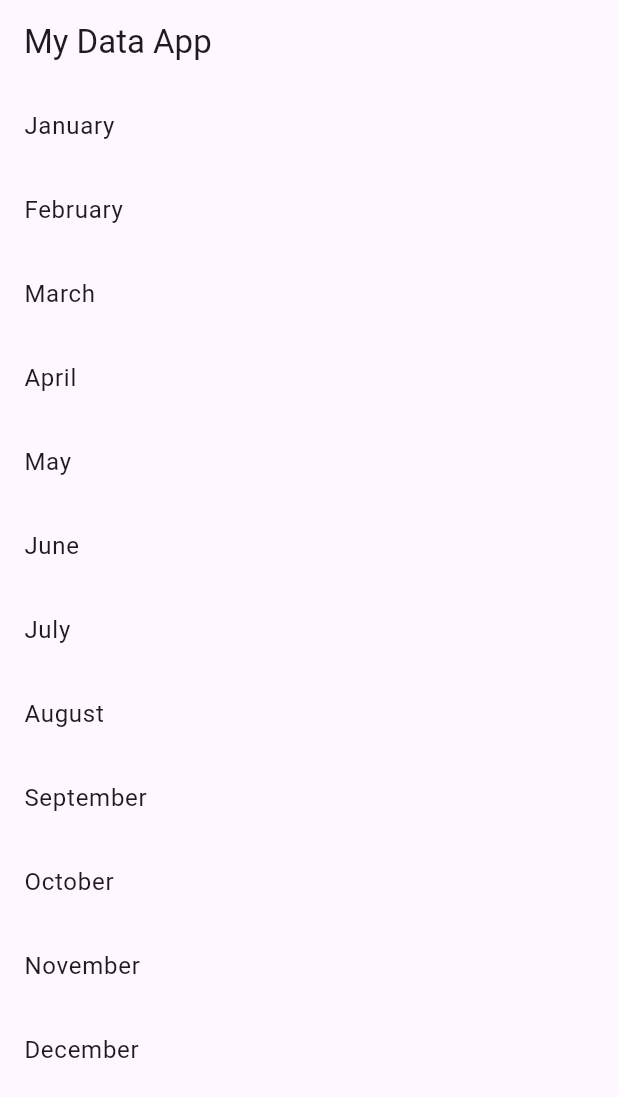
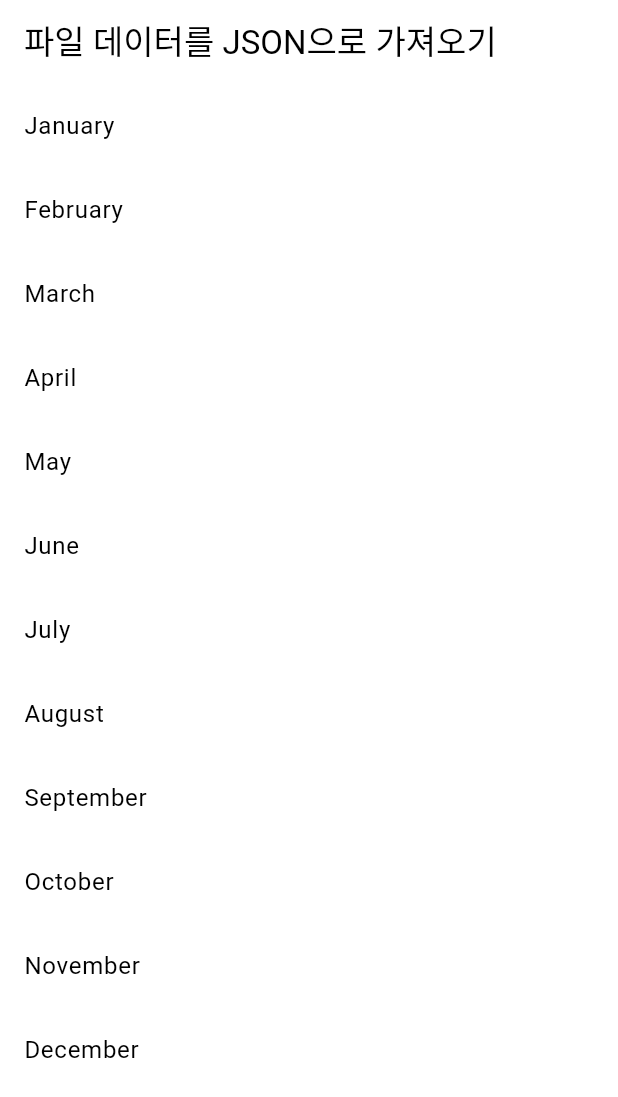
Before and after one commit to Youngmin322/DartStudy, a Flutter app: the screen it shows after launch, on a phone screen of 412 x 824 dp. Shown: the top 1097 px of the screen. Run offline on Flutter 3.47's test engine with Material 3 defaults, Android fonts, the phone set to English and light mode, and no system bars; our stand-ins replace shared_preferences.

Commit message:
사용자 클래스 추가 및 JSON 데이터 직렬화/역직렬화 구현

```diff
--- a/13-data-json/my_data_demo/lib/_1_basic.dart
+++ b/13-data-json/my_data_demo/lib/1_basic.dart
@@ -1,6 +1,5 @@
 // 파일을 사용하지 않고, 데이터를 가져와서 사용하는 방법
 // 데이터를 가져오는 클래스를 만들고, 그 클래스를 사용하는 방법
-
 import 'package:flutter/material.dart';
 
 class MyData {
@@ -28,7 +27,7 @@ class MyApp extends StatelessWidget {
 
   @override
   Widget build(BuildContext context) {
-    const title = 'MyAwesomeApp';
+    const title = '파일 없이 데이터 가져오기';
     List items = data.items;
 
     return MaterialApp(
--- a/13-data-json/my_data_demo/lib/_2_with_file.dart
+++ b/13-data-json/my_data_demo/lib/2_with_file.dart
@@ -33,12 +33,12 @@ class _MyAppState extends State<MyApp> {
   @override
   Widget build(BuildContext context) {
     return MaterialApp(
-      title: 'Flutter Demo',
+      title: '파일로 데이터 가져오기',
       theme: ThemeData(
         colorScheme: ColorScheme.fromSeed(seedColor: Colors.deepPurple),
       ),
       home: Scaffold(
-        appBar: AppBar(title: const Text('My Data App')),
+        appBar: AppBar(title: const Text('파일로 데이터 가져오기')),
         body: FutureBuilder<List<String>>(
           future: futureData,
           builder: (context, snapshot) {
--- /dev/null
+++ b/13-data-json/my_data_demo/lib/3_with_file_and_json.dart
@@ -0,0 +1,80 @@
+import 'dart:convert';
+
+import 'package:flutter/material.dart';
+
+// JSON 데이터를 파싱하기 위한 클래스: DataItem - title을 가지고 있는 클래스
+class DataItem {
+  final String title;
+  DataItem({required this.title});
+
+  factory DataItem.fromJson(Map<String, dynamic> json) {
+    return DataItem(title: json['title']);
+  }
+}
+
+// JSON 데이터를 파싱하기 위한 클래스: List<DataItem>을 가지고 있는 클래스
+class DataSeries {
+  final List<DataItem> dataModel;
+
+  DataSeries({required this.dataModel});
+
+  factory DataSeries.fromJson(Map<String, dynamic> json) {
+    var list = json['data'] as List;
+    List<DataItem> dataList =
+        list.map((dataModel) => DataItem.fromJson(dataModel)).toList();
+    return DataSeries(dataModel: dataList);
+  }
+}
+
+class MyApp extends StatefulWidget {
+  const MyApp({super.key});
+
+  @override
+  State<MyApp> createState() => _MyAppState();
+}
+
+class _MyAppState extends State<MyApp> {
+  late Future<DataSeries> dataSeries;
+
+  @override
+  void initState() {
+    super.initState();
+    dataSeries = fetchData();
+  }
+
+  Future<DataSeries> fetchData() async {
+    String jsonString = await DefaultAssetBundle.of(
+      context,
+    ).loadString('assets/example2.json');
+    DataSeries dataSeries = DataSeries.fromJson(jsonDecode(jsonString));
+    return dataSeries;
+  }
+
+  @override
+  Widget build(BuildContext context) {
+    return MaterialApp(
+      title: '파일 데이터를 JSON으로 가져오기',
+      theme: ThemeData(
+        colorScheme: ColorScheme.fromSwatch(primarySwatch: Colors.deepPurple),
+      ),
+      home: Scaffold(
+        appBar: AppBar(title: const Text('파일 데이터를 JSON으로 가져오기')),
+        body: FutureBuilder<DataSeries>(
+          future: dataSeries,
+          builder: (context, snapshot) {
+            if (!snapshot.hasData) {
+              return const Center(child: CircularProgressIndicator());
+            }
+            final data = snapshot.data!;
+            return ListView.builder(
+              itemCount: data.dataModel.length,
+              itemBuilder: (context, index) {
+                return ListTile(title: Text(data.dataModel[index].title));
+              },
+            );
+          },
+        ),
+      ),
+    );
+  }
+}
```
Also changed, not shown: 13-data-json/my_data_demo/lib/4_json_again.dart (added, +34 -0 lines), 13-data-json/my_data_demo/lib/main.dart (+14 -2 lines).
